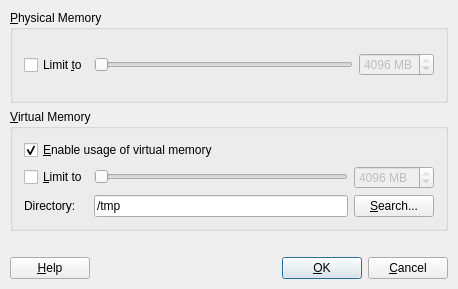
Qt form plugins/memory/MemDlg.ui (KDE/kwave) before a commit.
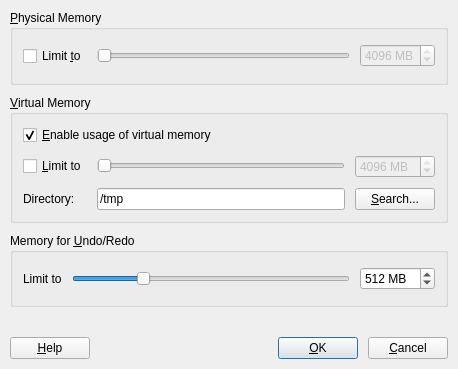
The same form after that commit.

Commit message:
memory for undo/redo can now be configured
svn-id: https://kwave.svn.sourceforge.net/svnroot/kwave/trunk@2274 bbf32e5a-961d-0410-9e10-91f32741c31e

The edit to the form file:
```diff
--- a/plugins/memory/MemDlg.ui
+++ b/plugins/memory/MemDlg.ui
@@ -8,7 +8,7 @@
     <x>0</x>
     <y>0</y>
     <width>458</width>
-    <height>289</height>
+    <height>369</height>
    </rect>
   </property>
   <property name="windowTitle" >
@@ -17,20 +17,8 @@
   <property name="sizeGripEnabled" >
    <bool>false</bool>
   </property>
-  <layout class="QVBoxLayout" >
-   <property name="spacing" >
-    <number>6</number>
-   </property>
-   <property name="leftMargin" >
-    <number>10</number>
-   </property>
-   <property name="topMargin" >
-    <number>10</number>
-   </property>
-   <property name="rightMargin" >
-    <number>10</number>
-   </property>
-   <property name="bottomMargin" >
+  <layout class="QVBoxLayout" name="verticalLayout" >
+   <property name="margin" >
     <number>10</number>
    </property>
    <item>
@@ -45,19 +33,10 @@
      </property>
      <layout class="QHBoxLayout" >
       <property name="spacing" >
-       <number>6</number>
+       <number>10</number>
       </property>
-      <property name="leftMargin" >
-       <number>11</number>
-      </property>
-      <property name="topMargin" >
-       <number>11</number>
-      </property>
-      <property name="rightMargin" >
-       <number>11</number>
-      </property>
-      <property name="bottomMargin" >
-       <number>11</number>
+      <property name="margin" >
+       <number>10</number>
       </property>
       <item>
        <widget class="QCheckBox" name="chkLimitPhysical" >
@@ -77,6 +56,9 @@
         <property name="maximum" >
          <number>4096</number>
         </property>
+        <property name="pageStep" >
+         <number>16</number>
+        </property>
         <property name="value" >
          <number>1</number>
         </property>
@@ -126,23 +108,11 @@
       <string>&amp;Virtual Memory</string>
      </property>
      <layout class="QGridLayout" >
-      <property name="leftMargin" >
-       <number>11</number>
+      <property name="margin" >
+       <number>10</number>
       </property>
-      <property name="topMargin" >
-       <number>11</number>
-      </property>
-      <property name="rightMargin" >
-       <number>11</number>
-      </property>
-      <property name="bottomMargin" >
-       <number>11</number>
-      </property>
-      <property name="horizontalSpacing" >
-       <number>6</number>
-      </property>
-      <property name="verticalSpacing" >
-       <number>6</number>
+      <property name="spacing" >
+       <number>10</number>
       </property>
       <item row="0" column="0" colspan="3" >
        <widget class="QCheckBox" name="chkEnableVirtual" >
@@ -209,7 +179,7 @@
          <number>10</number>
         </property>
         <property name="pageStep" >
-         <number>100</number>
+         <number>16</number>
         </property>
         <property name="orientation" >
          <enum>Qt::Horizontal</enum>
@@ -247,6 +217,80 @@
      </layout>
     </widget>
    </item>
+   <item>
+    <widget class="QGroupBox" name="GroupBox9_2" >
+     <property name="whatsThis" >
+      <string>&lt;b>Limit the usage of physical memory (RAM).&lt;/b>&lt;br>
+
+If you do not set a limit, the size of the physically installed memory in your computer will be determined and used as limit. You cannot set a limit higher than the totally installed amount of memory.</string>
+     </property>
+     <property name="title" >
+      <string>Memory for &amp;Undo/Redo</string>
+     </property>
+     <layout class="QHBoxLayout" name="horizontalLayout" >
+      <property name="spacing" >
+       <number>10</number>
+      </property>
+      <property name="margin" >
+       <number>10</number>
+      </property>
+      <item>
+       <widget class="QLabel" name="label" >
+        <property name="text" >
+         <string>Limit to</string>
+        </property>
+       </widget>
+      </item>
+      <item>
+       <widget class="QSlider" name="slUndo" >
+        <property name="enabled" >
+         <bool>true</bool>
+        </property>
+        <property name="minimum" >
+         <number>16</number>
+        </property>
+        <property name="maximum" >
+         <number>2048</number>
+        </property>
+        <property name="pageStep" >
+         <number>16</number>
+        </property>
+        <property name="value" >
+         <number>512</number>
+        </property>
+        <property name="orientation" >
+         <enum>Qt::Horizontal</enum>
+        </property>
+        <property name="tickInterval" >
+         <number>64</number>
+        </property>
+       </widget>
+      </item>
+      <item>
+       <widget class="QSpinBox" name="sbUndo" >
+        <property name="enabled" >
+         <bool>true</bool>
+        </property>
+        <property name="toolTip" >
+         <string>megabytes of memory to be used for undo/redo</string>
+        </property>
+        <property name="suffix" >
+         <string> MB</string>
+        </property>
+        <property name="minimum" >
+         <number>16</number>
+        </property>
+        <property name="maximum" >
+         <number>2048</number>
+        </property>
+        <property name="value" >
+         <number>512</number>
+        </property>
+       </widget>
+      </item>
+     </layout>
+    </widget>
+   </item>
    <item>
     <spacer>
      <property name="orientation" >
@@ -255,9 +299,9 @@
      <property name="sizeType" >
       <enum>QSizePolicy::Fixed</enum>
      </property>
-     <property name="sizeHint" >
+     <property name="sizeHint" stdset="0" >
       <size>
-       <width>41</width>
+       <width>40</width>
        <height>20</height>
       </size>
      </property>
@@ -266,18 +310,9 @@
    <item>
     <layout class="QHBoxLayout" >
      <property name="spacing" >
-      <number>6</number>
+      <number>10</number>
      </property>
-     <property name="leftMargin" >
-      <number>0</number>
-     </property>
-     <property name="topMargin" >
-      <number>0</number>
-     </property>
-     <property name="rightMargin" >
-      <number>0</number>
-     </property>
-     <property name="bottomMargin" >
+     <property name="margin" >
       <number>0</number>
      </property>
      <item>
```
Left out of the diff: 122 changed lines with no effect on the pictures. The commit also changes 12 other files.
